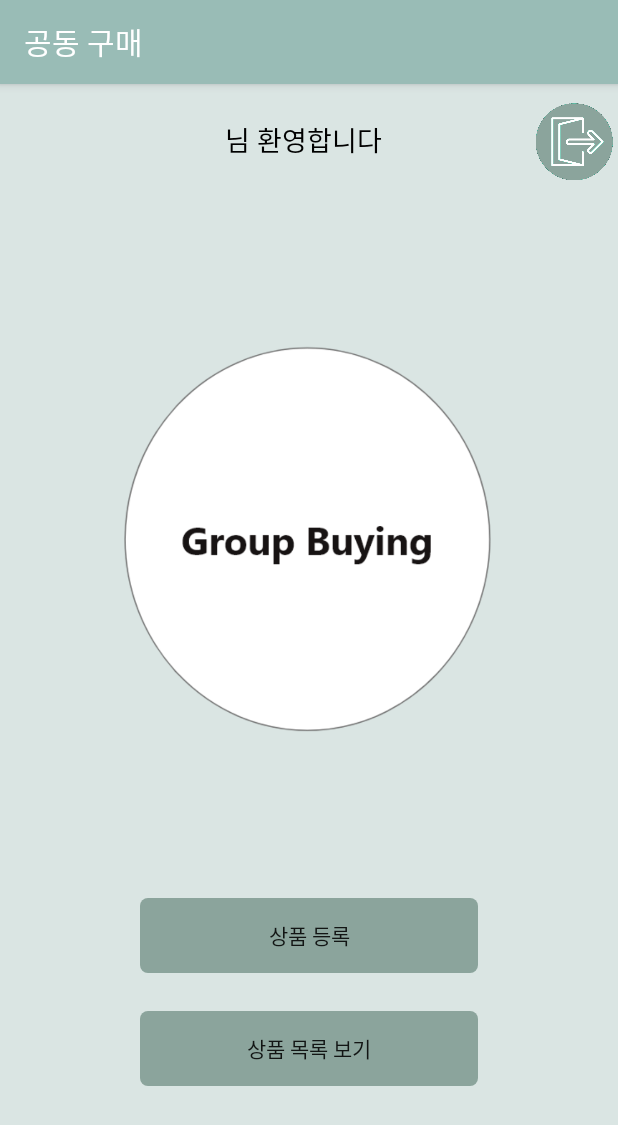
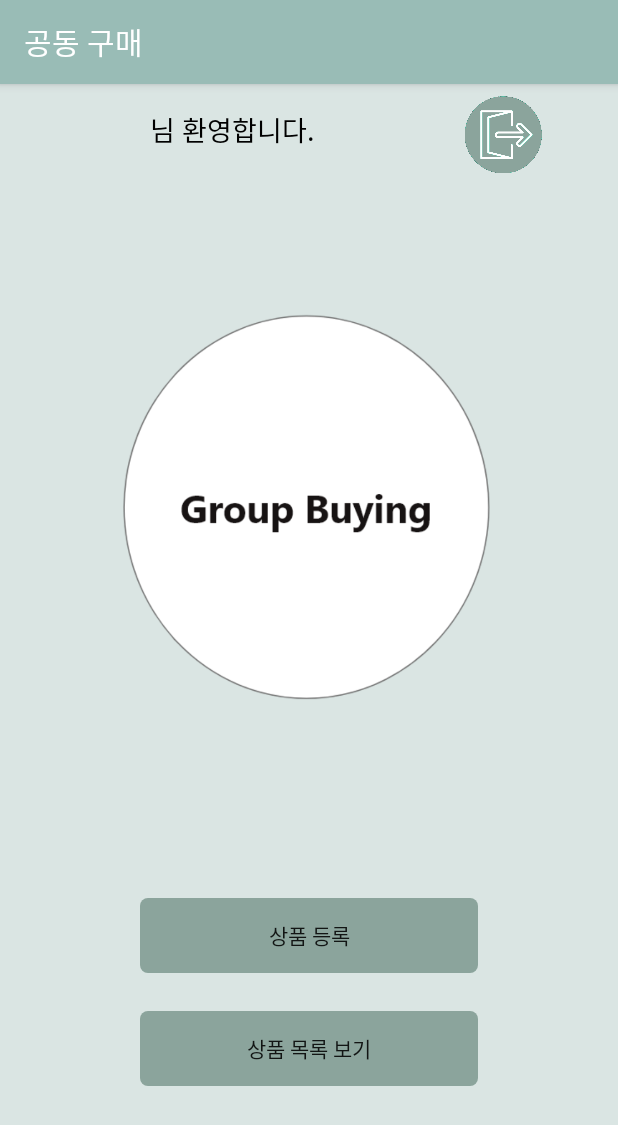
Before and after one commit to Hw0o0/GroupBuying, an Android app: the HomeActivity screen opened directly, with no data from a screen before it, on a phone screen of 412 x 824 dp. Shown: the top 1125 px of the screen. Run offline under Robolectric (Android 15) with nearby library versions, the light colour scheme and no system bars; 1 statement that could not run was skipped.

Commit message:
refactor- xml 보안 및 수정 회원가입 코드 변경

```diff
--- a/app/src/main/java/com/dnlab/groupbuying/HomeActivity.java
+++ b/app/src/main/java/com/dnlab/groupbuying/HomeActivity.java
@@ -6,6 +6,7 @@ import android.content.Intent;
 import android.content.SharedPreferences;
 import android.support.v7.app.AppCompatActivity;
 import android.os.Bundle;
+import android.util.Log;
 import android.view.View;
 import android.widget.Button;
 import android.widget.ImageButton;
@@ -16,14 +17,17 @@ public class HomeActivity extends AppCompatActivity {
 
     private Button btn1, btn2;  // 로그아웃 버튼 추가
     private ImageButton btnLogout;
-    private TextView txtWelcome;
+    private TextView txtWelcomeNickname;
+
+    private static final String TAG = "HomeActivity";
 
     @Override
     protected void onCreate(Bundle savedInstanceState) {
         super.onCreate(savedInstanceState);
         setContentView(R.layout.activity_home);
 
-        txtWelcome = findViewById(R.id.txt_welcome);
+
+        txtWelcomeNickname = findViewById(R.id.txt_welcome_nickname);
         btn1 = findViewById(R.id.signUp_btn);
         btn2 = findViewById(R.id.listView_btn);
         btnLogout = findViewById(R.id.logout_btn);  // 로그아웃 버튼
@@ -66,10 +70,10 @@ public class HomeActivity extends AppCompatActivity {
         // SharedPreferences에서 유저 정보 가져오기
         SharedPreferences preferences = getSharedPreferences("UserInfo", MODE_PRIVATE);
         String nickname = preferences.getString("nickname", "");
+        Log.d(TAG, "nickname in home: " + nickname);
 
         // 환영 메시지 설정
-        String welcomeMessage = nickname + "님 환영합니다";
-        txtWelcome.setText(welcomeMessage);
+        txtWelcomeNickname.setText(nickname+"님 환영합니다.");
     }
 
     @Override
--- a/app/src/main/java/com/dnlab/groupbuying/ProductListActivity.java
+++ b/app/src/main/java/com/dnlab/groupbuying/ProductListActivity.java
@@ -114,7 +114,7 @@ public class ProductListActivity extends AppCompatActivity {
         textView.setText("상품 주소: " + productImformation.getProductAddress() + "\n" +
                 "상품 이름: " + productImformation.getProductName() + " " +
                 "행사 내용: " + productImformation.getEventContent() + " " +
-                productImformation.getEvent1() +" + " + productImformation.getEvent2() +
+                productImformation.getEvent1() +" + " + productImformation.getEvent2() +"\n" +
                 "인원 수: " + productImformation.getPersonCount() + " " +
                 "상품 가격: " + productImformation.getProductPrice());
         // 텍스트 굵게 설정
@@ -137,7 +137,6 @@ public class ProductListActivity extends AppCompatActivity {
 
         return textView;
     }
-
     // 알림 대화상자 표시
     private void showNotificationDialog() {
         AlertDialog.Builder builder = new AlertDialog.Builder(this);
@@ -161,7 +160,6 @@ public class ProductListActivity extends AppCompatActivity {
         AlertDialog dialog = builder.create();
         dialog.show();
     }
-
     // dp 값을 px로 변환하는 메서드
     private int dpToPx(int dp) {
         float density = getResources().getDisplayMetrics().density;
--- a/app/src/main/java/com/dnlab/groupbuying/Retrofit/RetrofitClient.java
+++ b/app/src/main/java/com/dnlab/groupbuying/Retrofit/RetrofitClient.java
@@ -18,7 +18,7 @@ public class RetrofitClient {
     private static final String TAG = "RetrofitClient";
 
     private Retrofit retrofit = new Retrofit.Builder()
-            .baseUrl("http://192.168.64.88:3000/")
+            .baseUrl("https://groupbuying.fly.dev/")
             .addConverterFactory(GsonConverterFactory.create()) // gson을 사용해 JSON을 변환할 것이다.
             .build();
     private RetrofitAPI retrofitAPI = retrofit.create(RetrofitAPI.class);
--- a/app/src/main/res/layout/activity_home.xml
+++ b/app/src/main/res/layout/activity_home.xml
@@ -18,24 +18,35 @@
         app:layout_constraintTop_toTopOf="parent"
         tools:ignore="MissingConstraints">
 
-        <TextView
-            android:id="@+id/txt_welcome"
+        <LinearLayout
             android:layout_width="wrap_content"
             android:layout_height="wrap_content"
             android:layout_gravity="center"
-            android:layout_marginLeft="150dp"
-            android:layout_marginTop="20dp"
-            android:layout_marginBottom="15dp"
-            android:textColor="#000000"
-            android:textSize="18sp"
-            tools:text="님 환영합니다" />
+            android:layout_marginLeft="100dp"
+            android:orientation="horizontal">
+
+            <TextView
+                android:id="@+id/txt_welcome_nickname"
+                android:layout_width="match_parent"
+                android:layout_height="wrap_content"
+                android:layout_gravity="center"
+                android:layout_weight="1"
+                android:textColor="#000000"
+                android:textSize="18sp"
+
+                tools:text="dd" />
+
+
+        </LinearLayout>
+
+
 
         <ImageButton
             android:id="@+id/logout_btn"
             android:layout_width="wrap_content"
             android:layout_height="55dp"
-            android:layout_marginLeft="100dp"
-            android:layout_marginTop="10dp"
+            android:layout_marginLeft="50dp"
+            android:layout_marginTop="5dp"
             android:background="#DAE5E3"
             android:scaleType="fitCenter"
             app:srcCompat="@drawable/logout" />
@@ -48,8 +59,10 @@
         android:layout_height="280dp"
         app:layout_constraintBottom_toTopOf="@+id/constraintLayout"
         app:layout_constraintEnd_toEndOf="parent"
+        app:layout_constraintHorizontal_bias="0.496"
         app:layout_constraintStart_toStartOf="parent"
         app:layout_constraintTop_toBottomOf="@+id/linearLayout"
+        app:layout_constraintVertical_bias="0.403"
         app:srcCompat="@drawable/loge"
         tools:ignore="MissingConstraints" />
 
--- a/app/src/main/res/values-night/themes.xml
+++ b/app/src/main/res/values-night/themes.xml
@@ -4,8 +4,7 @@
         <!-- Primary brand color. -->
         <item name="colorPrimary">#99BCB6</item>
         <item name="colorPrimaryDark">#729590</item>
-        <item name="colorAccent">@color/white</item>
-
+        <item name="colorAccent">@color/black</item>
         <!-- Customize your theme here. -->
     </style>
 </resources>
```
Also changed, not shown: app/src/main/AndroidManifest.xml (+4 -18 lines), app/src/main/java/com/dnlab/groupbuying/LoginActivity.java (+21 -7 lines), app/src/main/res/layout/activity_chat_room.xml (+5 -2 lines), app/src/main/res/layout/activity_register.xml (+5 -12 lines), app/src/main/res/layout/dialog_signup.xml (+4 -68 lines).
